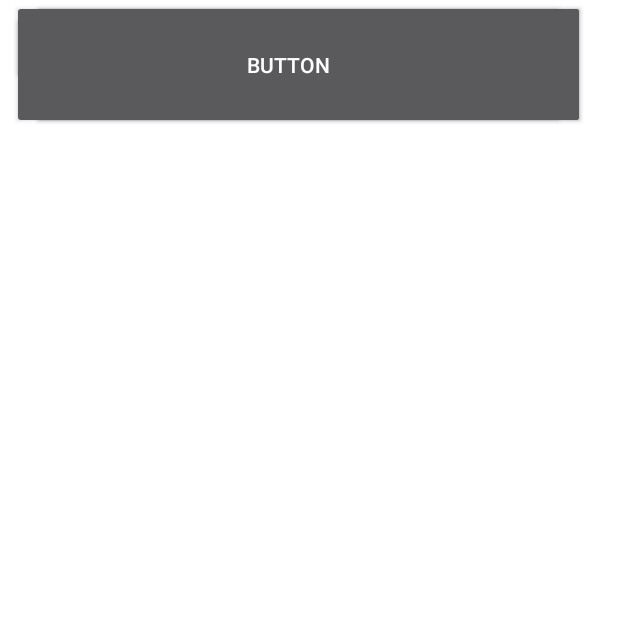
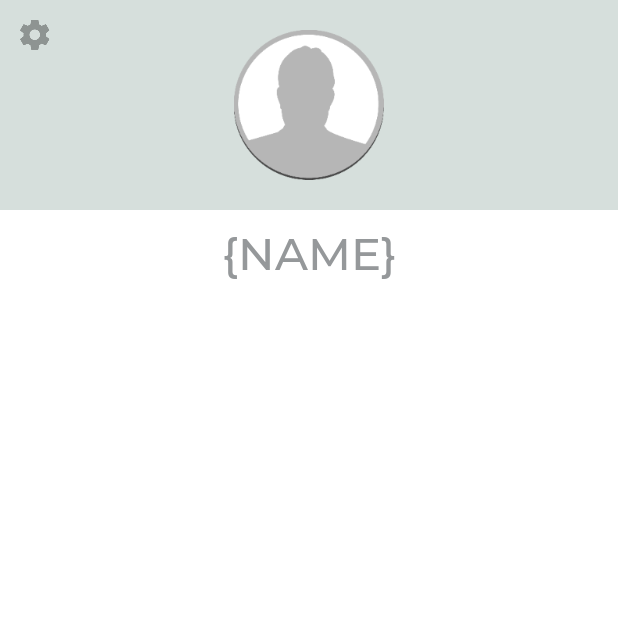
Before and after one commit to trenton-telge/Droplet, an Android app: the VictimControlPanelActivity screen opened directly, with no data from a screen before it, on a phone screen of 412 x 824 dp, the top half of it. Run offline under Robolectric (Android 15) with nearby library versions, the phone set to English and light mode, and no system bars.

Commit message:
Switched control panel layouts for redesign

```diff
--- a/app/src/main/java/edu/lonestar/droplet/LenderControlPanelActivity.java
+++ b/app/src/main/java/edu/lonestar/droplet/LenderControlPanelActivity.java
@@ -1,11 +1,7 @@
 package edu.lonestar.droplet;
 
 import android.os.Bundle;
-import android.support.design.widget.FloatingActionButton;
-import android.support.design.widget.Snackbar;
 import android.support.v7.app.AppCompatActivity;
-import android.support.v7.widget.Toolbar;
-import android.view.View;
 import android.widget.TextView;
 
 public class LenderControlPanelActivity extends AppCompatActivity {
--- a/app/src/main/res/layout/activity_lender_control_panel.xml
+++ b/app/src/main/res/layout/activity_lender_control_panel.xml
@@ -4,64 +4,7 @@
     xmlns:tools="http://schemas.android.com/tools"
     android:layout_width="match_parent"
     android:layout_height="match_parent"
-    android:background="@android:color/white">
+    android:background="@android:color/white"
+    tools:context="edu.lonestar.droplet.VictimControlPanelActivity">
 
-    <android.support.constraint.ConstraintLayout
-        android:id="@+id/constraintLayout"
-        android:layout_width="match_parent"
-        android:layout_height="wrap_content"
-        android:background="@color/colorAccentLight">
-
-        <ImageView
-            android:id="@+id/avatarImage"
-            android:layout_width="100dp"
-            android:layout_height="100dp"
-            android:layout_marginBottom="20dp"
-            android:layout_marginEnd="8dp"
-            android:layout_marginStart="8dp"
-            android:layout_marginTop="20dp"
-            android:adjustViewBounds="true"
-            android:scaleType="fitCenter"
-            app:layout_constraintBottom_toBottomOf="parent"
-            app:layout_constraintEnd_toEndOf="parent"
-            app:layout_constraintStart_toStartOf="parent"
-            app:layout_constraintTop_toTopOf="parent"
-            app:srcCompat="@mipmap/ava_male" />
-
-        <ImageButton
-            android:id="@+id/accountSettingsButton"
-            android:layout_width="30dp"
-            android:layout_height="30dp"
-            android:layout_marginStart="8dp"
-            android:layout_marginTop="8dp"
-            android:alpha=".33"
-            android:background="@android:color/transparent"
-            app:layout_constraintStart_toStartOf="parent"
-            app:layout_constraintTop_toTopOf="parent"
-            app:srcCompat="@drawable/ic_settings_black_24dp" />
-    </android.support.constraint.ConstraintLayout>
-
-    <TextView
-        android:id="@+id/nameplate"
-        android:layout_width="wrap_content"
-        android:layout_height="wrap_content"
-        android:layout_marginEnd="8dp"
-        android:layout_marginStart="8dp"
-        android:layout_marginTop="8dp"
-        android:fontFamily="@font/montserrat_medium"
-        android:text="@string/name_placeholder"
-        android:textColor="@color/greyFontMain"
-        android:textSize="30sp"
-        app:layout_constraintEnd_toEndOf="parent"
-        app:layout_constraintStart_toStartOf="parent"
-        app:layout_constraintTop_toBottomOf="@+id/constraintLayout" />
-
-    <GridView
-        android:layout_width="0dp"
-        android:layout_height="0dp"
-        android:layout_marginTop="14dp"
-        app:layout_constraintBottom_toBottomOf="parent"
-        app:layout_constraintEnd_toEndOf="parent"
-        app:layout_constraintStart_toStartOf="parent"
-        app:layout_constraintTop_toBottomOf="@+id/nameplate" />
 </android.support.constraint.ConstraintLayout>
--- a/app/src/main/res/layout/activity_victim_control_panel.xml
+++ b/app/src/main/res/layout/activity_victim_control_panel.xml
@@ -4,58 +4,64 @@
     xmlns:tools="http://schemas.android.com/tools"
     android:layout_width="match_parent"
     android:layout_height="match_parent"
-    android:background="@android:color/white"
-    tools:context="edu.lonestar.droplet.VictimControlPanelActivity">
+    android:background="@android:color/white">
 
     <android.support.constraint.ConstraintLayout
+        android:id="@+id/constraintLayout"
         android:layout_width="match_parent"
-        android:layout_height="match_parent"
-        tools:layout_editor_absoluteX="0dp"
-        tools:layout_editor_absoluteY="59dp">
+        android:layout_height="wrap_content"
+        android:background="@color/colorAccentLight">
 
-        <Button
-            android:id="@+id/button5"
-            android:layout_width="368dp"
-            android:layout_height="86dp"
+        <ImageView
+            android:id="@+id/avatarImage"
+            android:layout_width="100dp"
+            android:layout_height="100dp"
+            android:layout_marginBottom="20dp"
             android:layout_marginEnd="8dp"
             android:layout_marginStart="8dp"
-            android:text="Button"
+            android:layout_marginTop="20dp"
+            android:adjustViewBounds="true"
+            android:scaleType="fitCenter"
+            app:layout_constraintBottom_toBottomOf="parent"
             app:layout_constraintEnd_toEndOf="parent"
             app:layout_constraintStart_toStartOf="parent"
-            tools:layout_editor_absoluteY="128dp" />
+            app:layout_constraintTop_toTopOf="parent"
+            app:srcCompat="@mipmap/ava_male" />
 
-        <Button
-            android:id="@+id/button3"
-            android:layout_width="368dp"
-            android:layout_height="86dp"
-            android:layout_marginEnd="8dp"
-            android:layout_marginStart="8dp"
-            android:text="Button"
-            app:layout_constraintEnd_toEndOf="parent"
-            app:layout_constraintStart_toStartOf="parent"
-            tools:layout_editor_absoluteY="128dp" />
-
-        <Button
-            android:id="@+id/button"
-            android:layout_width="wrap_content"
-            android:layout_height="wrap_content"
+        <ImageButton
+            android:id="@+id/accountSettingsButton"
+            android:layout_width="30dp"
+            android:layout_height="30dp"
             android:layout_marginStart="8dp"
             android:layout_marginTop="8dp"
-            android:text="Button"
+            android:alpha=".33"
+            android:background="@android:color/transparent"
             app:layout_constraintStart_toStartOf="parent"
-            app:layout_constraintTop_toTopOf="parent" />
+            app:layout_constraintTop_toTopOf="parent"
+            app:srcCompat="@drawable/ic_settings_black_24dp" />
+    </android.support.constraint.ConstraintLayout>
 
-        <Button
-            android:id="@+id/button2"
-            android:layout_width="368dp"
-            android:layout_height="86dp"
-            android:layout_marginEnd="8dp"
-            android:layout_marginStart="8dp"
-            android:text="Button"
-            app:layout_constraintEnd_toEndOf="parent"
-            app:layout_constraintHorizontal_bias="0.0"
-            app:layout_constraintStart_toStartOf="parent"
-            tools:layout_editor_absoluteY="212dp" />
+    <TextView
+        android:id="@+id/nameplate"
+        android:layout_width="wrap_content"
+        android:layout_height="wrap_content"
+        android:layout_marginEnd="8dp"
+        android:layout_marginStart="8dp"
+        android:layout_marginTop="8dp"
+        android:fontFamily="@font/montserrat_medium"
+        android:text="@string/name_placeholder"
+        android:textColor="@color/greyFontMain"
+        android:textSize="30sp"
+        app:layout_constraintEnd_toEndOf="parent"
+        app:layout_constraintStart_toStartOf="parent"
+        app:layout_constraintTop_toBottomOf="@+id/constraintLayout" />
 
-    </android.support.constraint.ConstraintLayout>
+    <GridView
+        android:layout_width="0dp"
+        android:layout_height="0dp"
+        android:layout_marginTop="14dp"
+        app:layout_constraintBottom_toBottomOf="parent"
+        app:layout_constraintEnd_toEndOf="parent"
+        app:layout_constraintStart_toStartOf="parent"
+        app:layout_constraintTop_toBottomOf="@+id/nameplate" />
 </android.support.constraint.ConstraintLayout>
```
